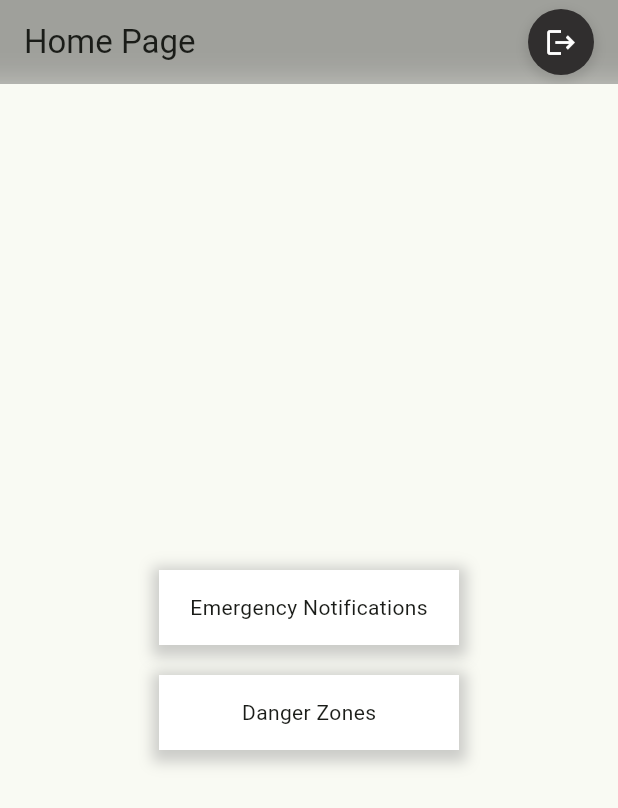
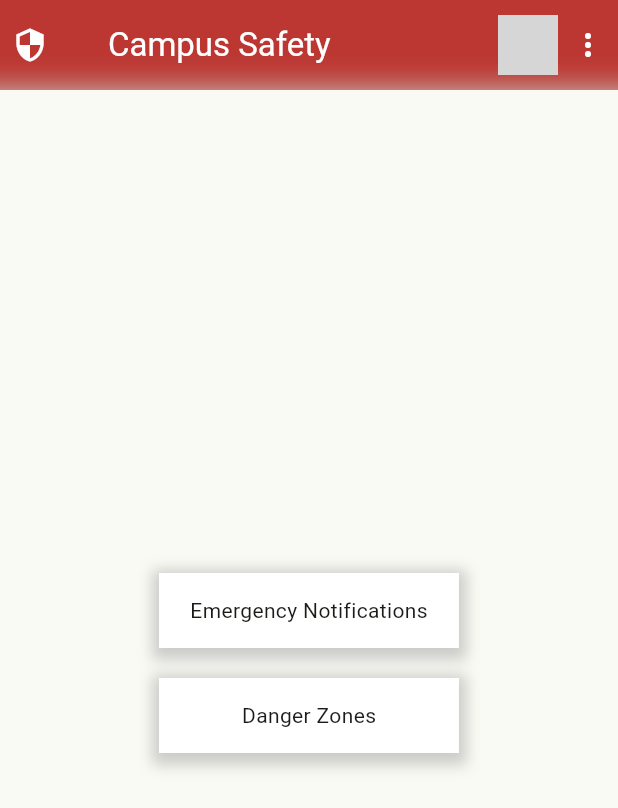
Before and after one commit to elvisowusu/campusSecurityApp_PoliceApp, a Flutter app: the PoliceScreen screen opened directly, on a phone screen of 412 x 824 dp. Shown: the top 808 px of the screen. Run offline on Flutter 3.47's test engine with Material 3 defaults, Android fonts, the phone set to English and light mode, and no system bars; our stand-ins replace cloud_firestore, firebase_auth, firebase_core, firebase_messaging, flutter_local_notifications, flutter_slidable and 8 more; accounts and stored records are empty; network calls fail; grey boxes are pictures that could not be loaded.

Commit message:
almost done

```diff
--- a/lib/components/police officer/emergency_notification.dart
+++ b/lib/components/police officer/emergency_notification.dart
@@ -1,6 +1,7 @@
 import 'package:flutter/material.dart';
 import 'package:flutter_slidable/flutter_slidable.dart';
 import 'package:security_app/components/police%20officer/map_area.dart';
+import 'package:security_app/widgets/custom_appbar.dart';
 import 'live_location_service.dart';
 
 class EmergencyNotifications extends StatefulWidget {
@@ -18,10 +19,7 @@ class _EmergencyNotificationsState extends State<EmergencyNotifications> {
   @override
   Widget build(BuildContext context) {
     return Scaffold(
-      appBar: AppBar(
-        title: const Text('Live Cases'),
-        backgroundColor: Colors.black.withOpacity(0.2),
-      ),
+      appBar: const MyAppBar(title: 'Live Cases'),
       body: StreamBuilder<List<HelpRequest>>(
         stream: _liveLocationService.getActiveHelpRequests(),
         builder: (context, snapshot) {
--- a/lib/components/police officer/police_screen.dart
+++ b/lib/components/police officer/police_screen.dart
@@ -1,9 +1,7 @@
-import 'dart:ui';
-
 import 'package:flutter/material.dart';
 import 'package:security_app/main.dart';
 
-import '../../widgets/signout.dart';
+import '../../widgets/custom_appbar.dart';
 
 class PoliceScreen extends StatefulWidget {
   const PoliceScreen({super.key});
@@ -16,22 +14,7 @@ class _PoliceScreenState extends State<PoliceScreen> {
   @override
   Widget build(BuildContext context) {
     return Scaffold(
-      appBar: AppBar(
-        title: const Text('Home Page'),
-        backgroundColor: Colors.black.withOpacity(0.2),
-        elevation: 0,
-        flexibleSpace: ClipRect(
-          child: BackdropFilter(
-            filter: ImageFilter.blur(sigmaX: 10.0, sigmaY: 10.0),
-            child: Container(
-              decoration: BoxDecoration(
-                color: Colors.black.withOpacity(0.2),
-              ),
-            ),
-          ),
-        ),
-        actions: const [SignOutButton()],
-      ),
+      appBar: const MyAppBar(title: 'Campus Safety',),
       body: Center(
         child: Column(
           mainAxisAlignment: MainAxisAlignment.center,
--- /dev/null
+++ b/lib/widgets/custom_appbar.dart
@@ -0,0 +1,130 @@
+
+import 'dart:ui';
+
+import 'package:flutter/material.dart';
+import 'package:flutter/services.dart';
+import 'package:security_app/firebase_authentication/firebase_auth_services.dart';
+import 'package:security_app/screens/welcome_screen.dart';
+
+class MyAppBar extends StatelessWidget implements PreferredSizeWidget {
+  const MyAppBar({
+    super.key,
+    required this.title, // Make the title required
+  });
+
+  final String title; // Add a title property
+
+
+
+  @override
+  Widget build(BuildContext context) {
+    return AppBar(
+      title: Text(title,
+      textAlign: TextAlign.center,
+      style: const TextStyle(
+        color: Colors.white,
+      )),
+      backgroundColor: Colors.red,
+      elevation: 1,
+      systemOverlayStyle: SystemUiOverlayStyle.light,
+      flexibleSpace: ClipRect(
+        child: BackdropFilter(
+          filter: ImageFilter.blur(sigmaX: 10.0, sigmaY: 10.0),
+          child: Container(
+            decoration: BoxDecoration(
+              color: Colors.black.withOpacity(0.2),
+            ),
+          ),
+        ),
+      ),
+      leading: const Padding(
+        padding: EdgeInsets.all(8.0),
+        child: Row(
+          children: [
+            Icon(Icons.security, color: Colors.white),
+            SizedBox(width: 8.0),
+            Flexible(
+              child: Text(
+                'Campus Safety',
+                style: TextStyle(
+                  color: Colors.white,
+                  fontWeight: FontWeight.bold,
+                ),
+                overflow: TextOverflow.ellipsis,
+              ),
+            ),
+          ],
+        ),
+      ),
+      actions: [
+        Padding(
+          padding: const EdgeInsets.symmetric(horizontal: 8.0),
+          child: Row(
+            children: [
+              // Add padding to shift the profile picture and menu left
+              const Padding(
+                padding: EdgeInsets.only(right: 8.0),
+                child: CircleAvatar(
+                  radius: 20,
+                  backgroundImage: NetworkImage('https://picsum.photos/200'),
+                ),
+              ),
+              PopupMenuButton<String>(
+                onSelected: (String item) {
+                  if (item == 'Profile') {
+                    // Navigate to profile page
+                  } else if (item == 'Logout') {}
+                },
+                itemBuilder: (BuildContext context) {
+                  return [
+                    const PopupMenuItem<String>(
+                      value: 'Profile',
+                      child: Row(
+                        children: [
+                          Icon(Icons.person, color: Colors.black),
+                          SizedBox(width: 8.0),
+                          Text('Profile'),
+                        ],
+                      ),
+                    ),
+                    PopupMenuItem<String>(
+                      value: 'Logout',
+                      child: GestureDetector(
+                        onTap: () async {
+                          await FirebaseAuthService().signOut();
+                          Navigator.pushReplacement(
+                            context,
+                            MaterialPageRoute(
+                                builder: (context) =>
+                                    const WelcomeScreen()), // Replace with your target screen
+                          );
+                        },
+                        child: const Row(
+                          children: [
+                            Icon(Icons.logout, color: Colors.black),
+                            SizedBox(width: 8.0),
+                            Text('Logout'),
+                          ],
+                        ),
+                      ),
+                    ),
+                  ];
+                },
+                offset: const Offset(0, 40),
+                padding: const EdgeInsets.only(
+                    left:
+                        8.0), // Adjust this value to move the menu down if needed
+                child: const Icon(Icons.more_vert, color: Colors.white),
+              ),
+            ],
+          ),
+        ),
+      ],
+      toolbarHeight: 60,
+      centerTitle: false,
+    );
+  }
+
+  @override
+  Size get preferredSize => const Size.fromHeight(60.0);
+}
--- a/lib/widgets/signout.dart
+++ /dev/null
@@ -1,58 +0,0 @@
-import 'package:flutter/material.dart';
-import 'package:fluttertoast/fluttertoast.dart';
-import 'package:security_app/firebase_authentication/firebase_auth_services.dart';
-import 'package:security_app/screens/welcome_screen.dart';
-
-class SignOutButton extends StatelessWidget {
-  const SignOutButton({super.key});
-
-  @override
-  Widget build(BuildContext context) {
-    return GestureDetector(
-      onTap: () async {
-        try {
-          FirebaseAuthService authService = FirebaseAuthService();
-          await authService.signOut(); // Use the sign-out method from FirebaseAuthService
-
-          // Navigate to WelcomeScreen
-          Navigator.pushReplacement(
-            // ignore: use_build_context_synchronously
-            context,
-            MaterialPageRoute(builder: (context) => const WelcomeScreen()),
-          );
-        } catch (e) {
-          // Show error message using Fluttertoast
-          Fluttertoast.showToast(msg: "Error signing out: $e");
-        }
-      },
-      child: Padding(
-        padding: const EdgeInsets.symmetric(horizontal: 16.0),
-        child: Column(
-          mainAxisSize: MainAxisSize.min,
-          children: <Widget>[
-            Container(
-              padding: const EdgeInsets.all(11.0),
-              decoration: BoxDecoration(
-                color: const Color.fromARGB(255, 48, 46, 46),
-                shape: BoxShape.circle,
-                boxShadow: [
-                  BoxShadow(
-                    color: Colors.black.withOpacity(0.1),
-                    spreadRadius: 2,
-                    blurRadius: 5,
-                    offset: const Offset(0, 3), // changes position of shadow
-                  ),
-                ],
-              ),
-              child: const Icon(
-                Icons.logout, // Use logout icon for sign-out button
-                size: 22.0, // Ensure icon size fits well
-                color: Colors.white,
-              ),
-            ),
-          ],
-        ),
-      ),
-    );
-  }
-}
```
Also changed, not shown: lib/components/Counselor/notifications.dart (+3 -20 lines).
